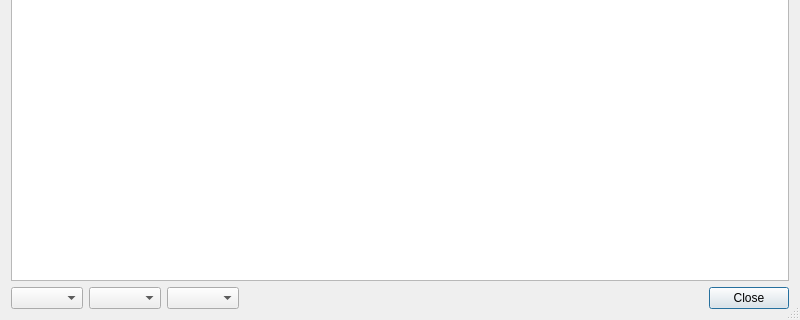
The window that kleiner-brauhelfer/dialogs/dlgbrauuebersicht.ui (kleiner-brauhelfer/kleiner-brauhelfer-2) describes before a commit, drawn with Qt 5; both pictures show x 0 to 800 and y 280 to 600 of the 800 by 600 pixel window.
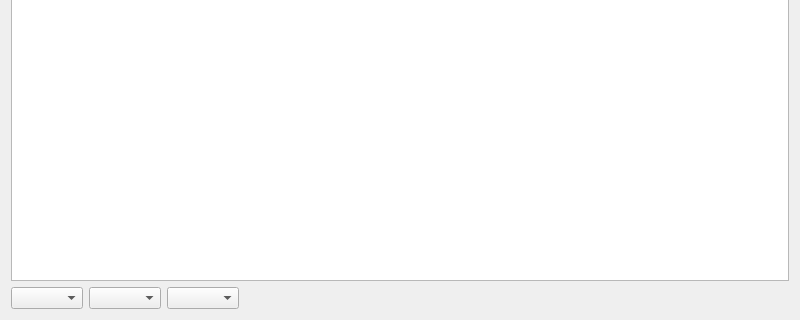
The same window after the commit. Icons and pictures are not drawn. Custom widgets are drawn as their Qt base class.

```diff
--- a/kleiner-brauhelfer/dialogs/dlgbrauuebersicht.ui
+++ b/kleiner-brauhelfer/dialogs/dlgbrauuebersicht.ui
@@ -16,9 +16,6 @@
   <property name="windowIcon">
    <iconset theme="actionbrauuebersicht"/>
   </property>
-  <property name="sizeGripEnabled">
-   <bool>true</bool>
-  </property>
   <layout class="QVBoxLayout" name="verticalLayout">
    <item>
     <layout class="QHBoxLayout" name="horizontalLayoutFilter">
@@ -134,11 +131,17 @@
       </widget>
      </item>
      <item>
-      <widget class="QDialogButtonBox" name="buttonBox">
-       <property name="standardButtons">
-        <set>QDialogButtonBox::Close</set>
+      <spacer name="horizontalSpacer">
+       <property name="orientation">
+        <enum>Qt::Horizontal</enum>
        </property>
-      </widget>
+       <property name="sizeHint" stdset="0">
+        <size>
+         <width>40</width>
+         <height>20</height>
+        </size>
+       </property>
+      </spacer>
      </item>
     </layout>
    </item>
```
Left out of the diff: 35 changed lines with no effect on the pictures.
